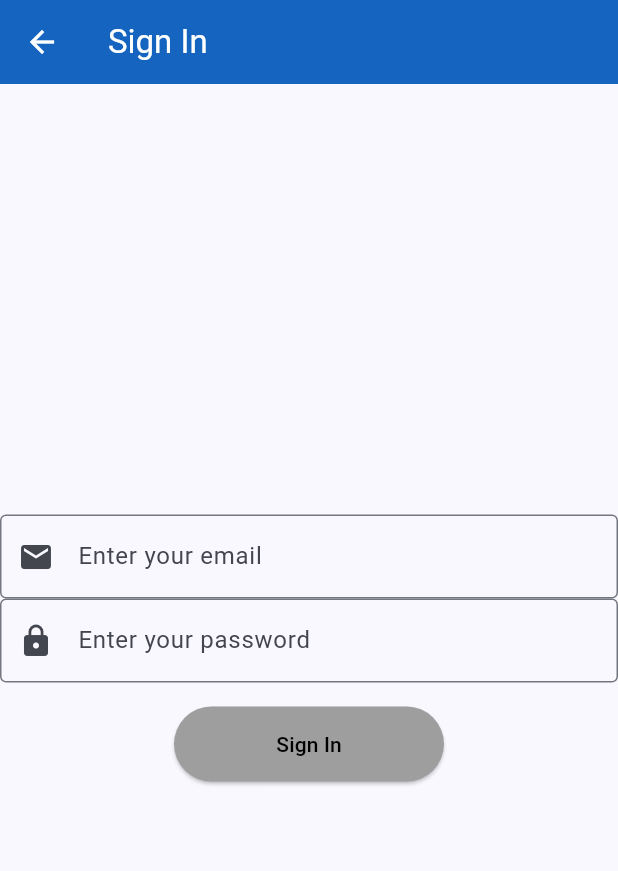
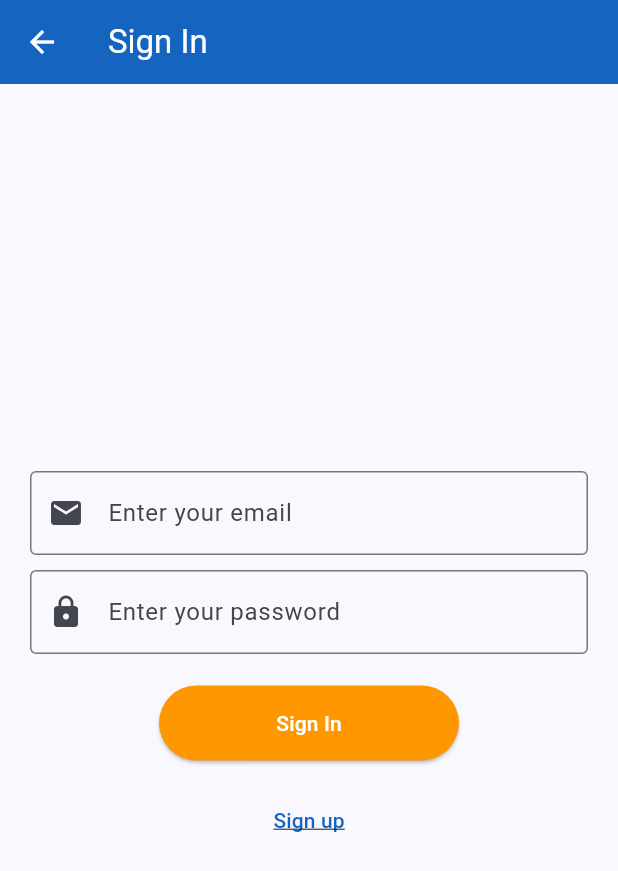
Before and after one commit to cmuranda/flutter_starter, a Flutter app: the screen it shows after launch, after a tap on "Sign In", on a phone screen of 412 x 824 dp. Shown: the top 871 px of the screen. Run offline on Flutter 3.47's test engine with Material 2 defaults, Android fonts, the phone set to English and light mode, and no system bars; our stand-ins replace carousel_slider, email_validator, file_picker, flutter_redux, fluttertoast, image_picker and 2 more; missing offline and left inert: flutter_pdfview, flutter_redux_navigation; Roboto replaces fonts that are missing (Urbanite).

Commit message:
Changes so far

```diff
--- a/lib/api/api.dart
+++ b/lib/api/api.dart
@@ -10,7 +10,8 @@ import 'package:redux/redux.dart';
 
 import '../auth/auth_model.dart';
 
-const String apiUrl = "192.168.56.1:8080";
+// const String apiUrl = "192.168.56.1:8080";
+const String apiUrl = "138.68.89.122:8080";
 const String apiVersion = '/v1';
 
 String getBasicAuthHeaders(String namePassword){
--- a/lib/auth/auth_view_model.dart
+++ b/lib/auth/auth_view_model.dart
@@ -29,5 +29,5 @@ class AuthViewModel{
     _store.dispatch(SignUpAction(signUpParameters));
   }
 
-  void signIn(usernamePassword) => _store.dispatch(SignInAction(usernamePassword));
+  void signInUser(usernamePassword) => _store.dispatch(SignInAction(usernamePassword));
 }
--- a/lib/auth/sign_in.dart
+++ b/lib/auth/sign_in.dart
@@ -1,5 +1,7 @@
 
 import 'package:fin_app/auth/auth_model.dart';
+import 'package:fin_app/auth/auth_view_model.dart';
+import 'package:fin_app/auth/sign_up.dart';
 import 'package:fin_app/store/application_state.dart';
 import 'package:fin_app/store/auth/auth_action.dart';
 import 'package:flutter/material.dart';
@@ -22,44 +24,65 @@ class SignInPage extends StatelessWidget{
           title: const Text("Sign In")
       ),
       body: Center(
-        child: StoreConnector<ApplicationState, VoidCallback>(
-          converter: (store){
-            var usernamePassword = SignInModel(
-                emailFieldController.text.trim(),
-                passwordFieldController.text.trim()
-            );
-            return () => store.dispatch(SignInAction(usernamePassword));
-          },
-          builder: (context, callback) {
-            return Form(
+        child: StoreConnector<ApplicationState, AuthViewModel>(
+          converter: (store) => AuthViewModel.converter(store),
+          builder: (context, viewModel) {
+            return viewModel.isLoading?
+                const CircularProgressIndicator(
+                  color: Colors.orange,
+                )
+              : Padding(
+              padding: const EdgeInsets.all(15.0),
+              child: Form(
               key: formKey,
               child: Column(
                 crossAxisAlignment: CrossAxisAlignment.center,
                 mainAxisAlignment: MainAxisAlignment.center,
                 children: [
-                EmailField(emailFieldController),
-                PasswordField(passwordFieldController),
+                  Padding(
+                    padding: const EdgeInsets.all(5.0),
+                    child: EmailField(emailFieldController),
+                  ),
+                  Padding(
+                    padding: const EdgeInsets.all(5.0),
+                    child: PasswordField(passwordFieldController),
+                  ),
                   Padding(
                     padding: const EdgeInsets.symmetric(vertical: 16),
                     child: ElevatedButton(
                       style: ElevatedButton.styleFrom(
-                          minimumSize: const Size(180,50),
-                          foregroundColor: Colors.black,
-                          backgroundColor: Colors.grey
+                          minimumSize: const Size(200,50),
+                          foregroundColor: Colors.white,
+                          backgroundColor: Colors.orange
                       ),
                       onPressed: () {
-                      // Validate returns true if the form is valid, or false otherwise.
+                        var usernamePassword = SignInModel(
+                            emailFieldController.text.trim(),
+                            passwordFieldController.text.trim()
+                        );
                         if (formKey.currentState!.validate()) {
-                        ScaffoldMessenger.of(context).showSnackBar(
-                          const SnackBar(content: Text('Signing In')),
-                        );
-                        callback();
+                          viewModel.signInUser(usernamePassword);
                         }
                       },
                       child: const Text('Sign In'),
                     ),
                   ),
+                  TextButton(
+                    onPressed: (){
+                      Navigator.pushReplacement(
+                          context,
+                          MaterialPageRoute(builder: (context) => const SignUpPage())
+                      );
+                    },
+                    child: const Text(
+                      "Sign up",
+                      style: TextStyle(
+                          decoration: TextDecoration.underline
+                      ),
+                    ),
+                  ),
                 ],
+              ),
           ),
             );
         })
--- a/lib/home_page.dart
+++ b/lib/home_page.dart
@@ -16,14 +16,14 @@ class HomePage extends StatelessWidget {
         child: Column(
           crossAxisAlignment: CrossAxisAlignment.center,
           children: <Widget>[
-            const SizedBox(height: 20,),
+            const SizedBox(height: 60,),
             const Padding(
-              padding: EdgeInsets.all(20.0),
+              padding: EdgeInsets.all(10.0),
               child: Text(
                 'Finance App',
                 style: TextStyle(
                   fontWeight: FontWeight.bold,
-                  fontSize: 40,
+                  fontSize: 45,
                   fontFamily: 'PTSansNarrow',
                 ),
                 textAlign: TextAlign.center,
@@ -52,7 +52,7 @@ class HomePage extends StatelessWidget {
                   )
               ),
             ),
-            const SizedBox(height: 10,),
+            const SizedBox(height: 20,),
             OutlinedButton(
               onPressed: (){
                 Navigator.push(
--- a/lib/kyc/kyc_document.dart
+++ b/lib/kyc/kyc_document.dart
@@ -49,8 +49,8 @@ class _KYCDocumentState extends State<KYCDocument> {
                   if (loading)
                     Container(
                       color: Colors.white,
-                      padding: EdgeInsets.all(100),
-                      child: CircularProgressIndicator(),
+                      padding: const EdgeInsets.all(100),
+                      child: const CircularProgressIndicator(),
                     ),
                 ],
               ),
--- a/lib/products/product_details.dart
+++ b/lib/products/product_details.dart
@@ -244,7 +244,8 @@ class CartItemsView extends StatelessWidget {
                                     icon: Icon(
                                       Icons.delete,
                                       color: Colors.orange.shade800,
-                                    )),
+                                    )
+                                ),
                               ],
                             ),
                           ),
@@ -257,7 +258,6 @@ class CartItemsView extends StatelessWidget {
                     onPressed: (){
                       if(viewModel.getCartItemsCount() > 0) {
                         viewModel.takeUpProducts();
-
                       }
                     },
                     style: OutlinedButton.styleFrom(
```
Also changed, not shown: lib/auth/sign_up.dart (+15 -3 lines), lib/kyc/kyc_identity_card.dart (+23 -31 lines), lib/kyc/kyc_view_model.dart (added, +20 -0 lines), lib/store/auth/auth_middleware.dart (+4 -7 lines). Lines whose indentation alone changed are shown as unchanged.
